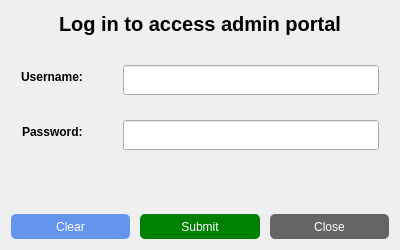
This is GeneratedUI/uifiles/pwd.ui in ayushr01/Library-Management-System as Qt 5 draws it before an edit. The edited form follows.
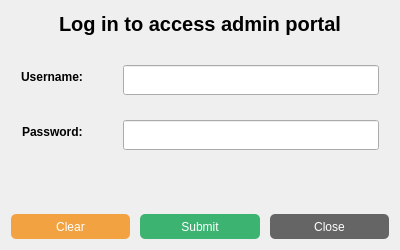
This is the edited form.

```diff
--- a/GeneratedUI/uifiles/pwd.ui
+++ b/GeneratedUI/uifiles/pwd.ui
@@ -147,7 +147,7 @@
        </property>
        <property name="styleSheet">
         <string notr="true">QPushButton#clearbutton{
-	background-color: cornflowerblue;
+	background-color: #f2a240;
 	border-radius: 5px;
 	color: white;
 }
@@ -171,7 +171,7 @@
        </property>
        <property name="styleSheet">
         <string notr="true">QPushButton#submitbutton{
-	background-color: green;
+	background-color: MediumSeaGreen;
 	border-radius: 5px;
 	color: white;
 }
```
